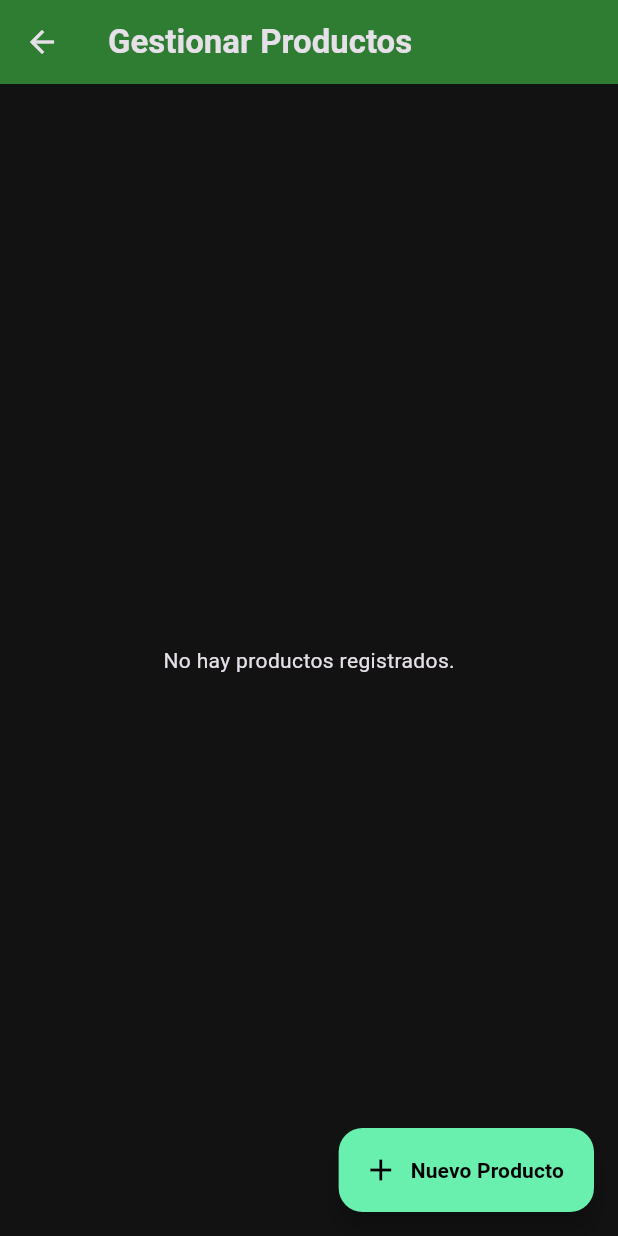
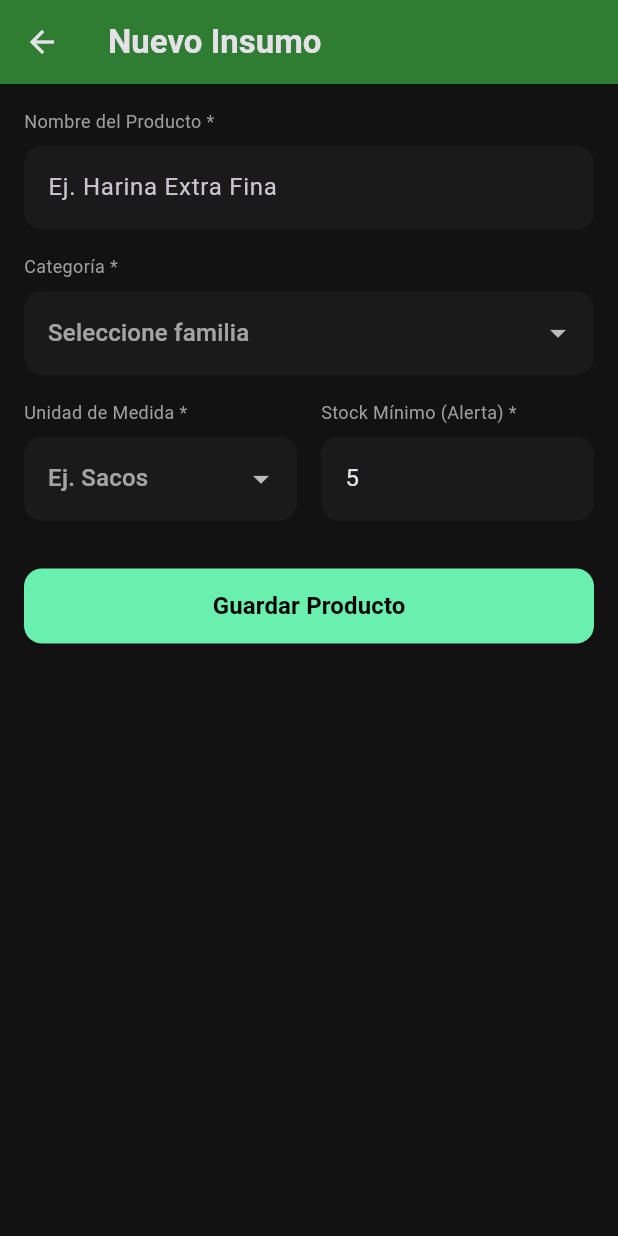
Before and after one commit to CesarPPrado/my_warehouse, a Flutter app: the ManageProductsScreen screen opened directly, after a tap on "Nuevo Producto", on a phone screen of 412 x 824 dp. Run offline on Flutter 3.47's test engine with Material 3 defaults, Android fonts, the phone set to English and light mode, and no system bars; our stand-ins replace flutter_dotenv, supabase_flutter; accounts and stored records are empty.

Commit message:
Feat (Screens): Se agrego la pantalla de formulario para agregar productos a las base de datos.

```diff
--- a/lib/screens/manage_products_screen.dart
+++ b/lib/screens/manage_products_screen.dart
@@ -1,5 +1,6 @@
 import 'package:flutter/material.dart';
 import 'package:supabase_flutter/supabase_flutter.dart';
+import 'product_form_screen.dart';
 
 class ManageProductsScreen extends StatefulWidget {
   const ManageProductsScreen({super.key});
@@ -75,7 +76,8 @@ class _ManageProductsScreenState extends State<ManageProductsScreen> {
       ),
       floatingActionButton: FloatingActionButton.extended(
         onPressed: () {
-          debugPrint('Abrir formulario de nuevo producto');
+          // Aquí conectamos el botón con el formulario
+          Navigator.push(context, MaterialPageRoute(builder: (context) => const ProductFormScreen()));
         },
         backgroundColor: Colors.greenAccent,
         icon: const Icon(Icons.add, color: Colors.black),
--- /dev/null
+++ b/lib/screens/product_form_screen.dart
@@ -0,0 +1,153 @@
+import 'package:flutter/material.dart';
+import 'package:supabase_flutter/supabase_flutter.dart';
+
+class ProductFormScreen extends StatefulWidget {
+  const ProductFormScreen({super.key});
+
+  @override
+  State<ProductFormScreen> createState() => _ProductFormScreenState();
+}
+
+class _ProductFormScreenState extends State<ProductFormScreen> {
+  final _formKey = GlobalKey<FormState>();
+  final _nombreController = TextEditingController();
+  final _stockMinimoController = TextEditingController(text: '5'); // 5 por defecto
+
+  String? _categoriaSeleccionada;
+  String? _unidadSeleccionada;
+  bool _isLoading = false; // Controla el estado del botón de guardar
+
+  // Las listas reales del almacén
+  final List<String> _categorias = ['Materia Prima', 'Empaque', 'Harinas y Polvos', 'Mantecas y Lácteos', 'Complementos'];
+  final List<String> _unidades = ['Sacos', 'Kilos', 'Litros', 'Costales', 'Paquetes', 'Piezas', 'Rollos', 'Cajas', 'Bolsitas', 'Kits', 'Latas', 'Porrones'];
+
+  // Función asíncrona para inyectar a PostgreSQL
+  Future<void> _guardarProducto() async {
+    if (!_formKey.currentState!.validate()) return;
+
+    setState(() => _isLoading = true);
+
+    try {
+      await Supabase.instance.client.from('productos').insert({
+        'nombre': _nombreController.text.trim(),
+        'categoria': _categoriaSeleccionada,
+        'unidad_medida': _unidadSeleccionada,
+        'stock_minimo': int.parse(_stockMinimoController.text.trim()),
+        'stock_actual': 0, // Por regla de negocio, un producto nuevo nace en 0
+      });
+
+      if (mounted) {
+        ScaffoldMessenger.of(context).showSnackBar(
+          const SnackBar(content: Text('Producto guardado con éxito', style: TextStyle(fontWeight: FontWeight.bold)), backgroundColor: Colors.green),
+        );
+        Navigator.pop(context); // Cierra el formulario y regresa a la lista
+      }
+    } catch (e) {
+      if (mounted) {
+        ScaffoldMessenger.of(context).showSnackBar(SnackBar(content: Text('Error: $e'), backgroundColor: Colors.red));
+      }
+    } finally {
+      if (mounted) setState(() => _isLoading = false);
+    }
+  }
+
+  @override
+  void dispose() {
+    _nombreController.dispose();
+    _stockMinimoController.dispose();
+    super.dispose();
+  }
+
+  @override
+  Widget build(BuildContext context) {
+    return Scaffold(
+      appBar: AppBar(
+        title: const Text('Nuevo Insumo', style: TextStyle(fontWeight: FontWeight.bold)),
+        backgroundColor: Colors.green.shade800,
+      ),
+      body: SingleChildScrollView(
+        padding: const EdgeInsets.all(16.0),
+        child: Form(
+          key: _formKey,
+          child: Column(
+            crossAxisAlignment: CrossAxisAlignment.stretch,
+            children: [
+              _buildTextField('Nombre del Producto *', 'Ej. Harina Extra Fina', controller: _nombreController, isRequired: true),
+              const SizedBox(height: 16),
+
+              _buildDropdown('Categoría *', 'Seleccione familia', _categorias, (val) => _categoriaSeleccionada = val, true),
+              const SizedBox(height: 16),
+
+              Row(
+                crossAxisAlignment: CrossAxisAlignment.start,
+                children: [
+                  Expanded(child: _buildDropdown('Unidad de Medida *', 'Ej. Sacos', _unidades, (val) => _unidadSeleccionada = val, true)),
+                  const SizedBox(width: 16),
+                  Expanded(child: _buildTextField('Stock Mínimo (Alerta) *', '5', controller: _stockMinimoController, isNumber: true, isRequired: true)),
+                ],
+              ),
+              const SizedBox(height: 32),
+
+              SizedBox(
+                height: 50,
+                child: ElevatedButton(
+                  onPressed: _isLoading ? null : _guardarProducto,
+                  style: ElevatedButton.styleFrom(
+                    backgroundColor: Colors.greenAccent,
+                    shape: RoundedRectangleBorder(borderRadius: BorderRadius.circular(12)),
+                  ),
+                  child: _isLoading
+                    ? const SizedBox(height: 20, width: 20, child: CircularProgressIndicator(color: Colors.black, strokeWidth: 2))
+                    : const Text('Guardar Producto', style: TextStyle(color: Colors.black, fontSize: 16, fontWeight: FontWeight.bold)),
+                ),
+              ),
+            ],
+          ),
+        ),
+      ),
+    );
+  }
+
+  // Widgets reutilizables de UI
+  Widget _buildTextField(String label, String hint, {required TextEditingController controller, bool isNumber = false, bool isRequired = false}) {
+    return Column(
+      crossAxisAlignment: CrossAxisAlignment.start,
+      children: [
+        Text(label, style: const TextStyle(color: Colors.grey, fontSize: 12)),
+        const SizedBox(height: 8),
+        TextFormField(
+          controller: controller,
+          keyboardType: isNumber ? TextInputType.number : TextInputType.text,
+          validator: isRequired ? (value) => (value == null || value.isEmpty) ? 'Requerido' : null : null,
+          decoration: InputDecoration(
+            hintText: hint,
+            filled: true,
+            fillColor: const Color(0xFF1A1A1A),
+            border: OutlineInputBorder(borderRadius: BorderRadius.circular(12), borderSide: BorderSide.none),
+          ),
+        ),
+      ],
+    );
+  }
+
+  Widget _buildDropdown(String label, String hint, List<String> items, Function(String?) onChanged, bool isRequired) {
+    return Column(
+      crossAxisAlignment: CrossAxisAlignment.start,
+      children: [
+        Text(label, style: const TextStyle(color: Colors.grey, fontSize: 12)),
+        const SizedBox(height: 8),
+        DropdownButtonFormField<String>(
+          validator: isRequired ? (value) => value == null ? 'Seleccione' : null : null,
+          decoration: InputDecoration(
+            filled: true,
+            fillColor: const Color(0xFF1A1A1A),
+            border: OutlineInputBorder(borderRadius: BorderRadius.circular(12), borderSide: BorderSide.none),
+          ),
+          hint: Text(hint),
+          items: items.map((String value) => DropdownMenuItem<String>(value: value, child: Text(value))).toList(),
+          onChanged: onChanged,
+        ),
+      ],
+    );
+  }
+}
```
